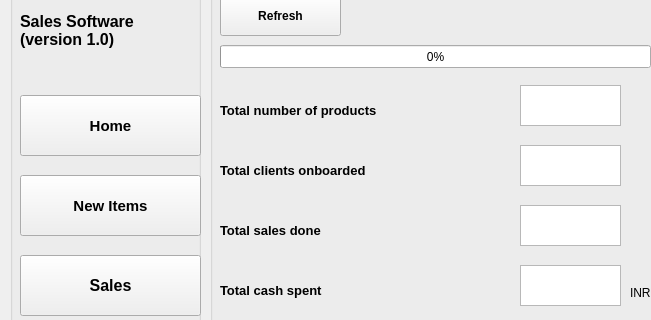
Old version of the form designs/main_ui.ui in the repository santoshki/sales_software; both pictures show x 0 to 651 and y 175 to 495 of the 800 by 807 pixel window.
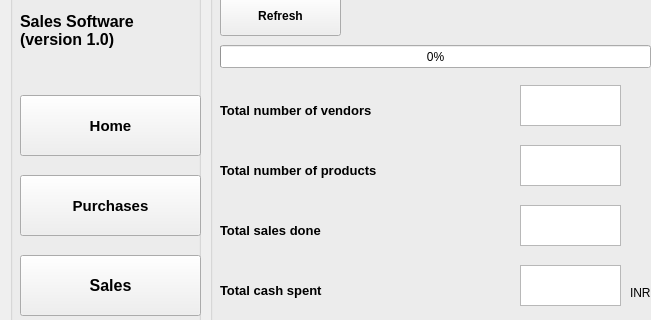
New version of the form. Icons and pictures are not drawn.

Commit message: Updated main UI, added sales UI screen.

Patch:
```diff
--- a/designs/main_ui.ui
+++ b/designs/main_ui.ui
@@ -43,7 +43,7 @@
       </font>
      </property>
      <property name="text">
-      <string>New Items</string>
+      <string>Purchases</string>
      </property>
      <property name="icon">
       <iconset>
@@ -301,7 +301,7 @@
       </font>
      </property>
      <property name="text">
-      <string>Total number of products</string>
+      <string>Total number of vendors</string>
      </property>
     </widget>
     <widget class="QPlainTextEdit" name="plainTextEdit">
@@ -391,7 +391,7 @@
       </font>
      </property>
      <property name="text">
-      <string>Total clients onboarded</string>
+      <string>Total number of products</string>
      </property>
     </widget>
     <widget class="QPlainTextEdit" name="plainTextEdit_4">
```
Left out of the diff: 2 changed lines with no effect on the pictures. The commit also changes 6 other files.
